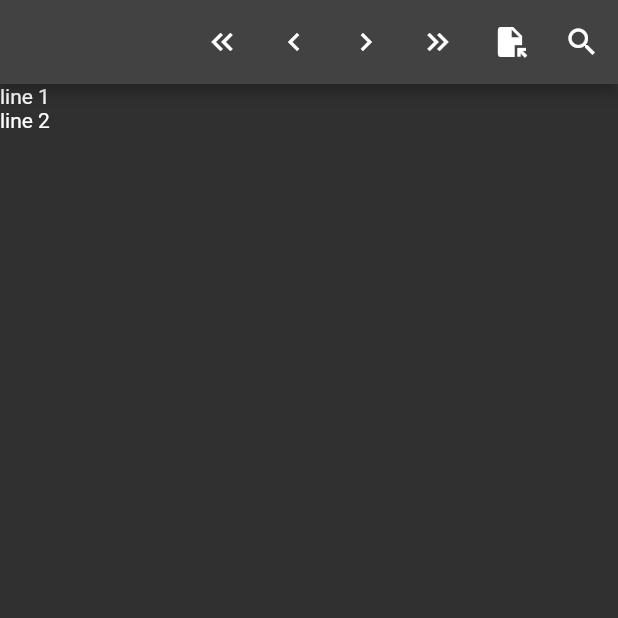
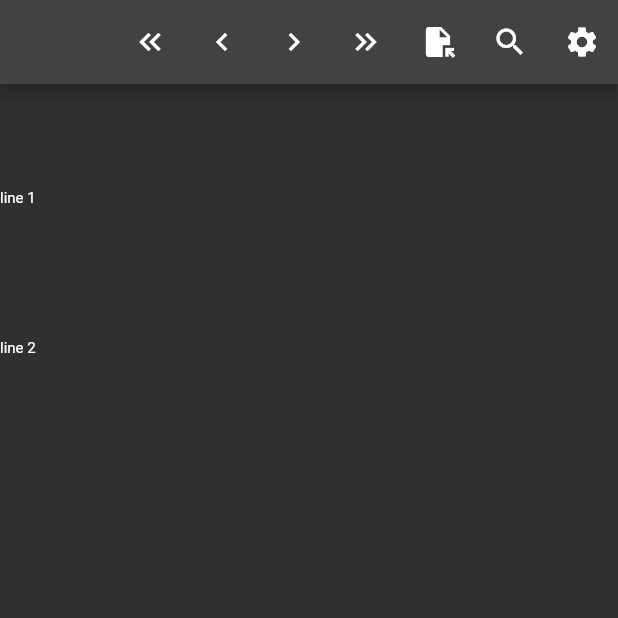
Before and after one commit to HANKSIE/tabview_reader, a Flutter app: the screen it shows after launch, after a tap on the "file open" icon, on a phone screen of 412 x 824 dp, the top half of it. Run offline on Flutter 3.47's test engine with Material 2 defaults, Android fonts, the phone set to English and light mode, and no system bars; our stand-ins replace file_picker.

Commit message:
separate controls in views/tabview

```diff
--- a/lib/main.dart
+++ b/lib/main.dart
@@ -1,5 +1,8 @@
 import 'package:flutter/material.dart';
+import 'package:provider/provider.dart';
 import 'package:tabview_reader/routes.dart';
+import 'package:tabview_reader/store/settings.dart';
+import 'package:tabview_reader/store/tabview_reader.dart';
 import 'package:tabview_reader/views/tabview.dart';
 
 void main() {
@@ -12,7 +15,12 @@ class MyApp extends StatelessWidget {
   // This widget is the root of your application.
   @override
   Widget build(BuildContext context) {
-    return MaterialApp(
+    return MultiProvider(
+        providers: [
+          ChangeNotifierProvider(create: (context) => TabviewReaderStore()),
+          ChangeNotifierProvider(create: (context) => SettingsStore()),
+        ],
+        child: MaterialApp(
           routes: routes,
           theme: ThemeData(
             brightness: Brightness.light,
@@ -23,6 +31,6 @@ class MyApp extends StatelessWidget {
           themeMode: ThemeMode.dark,
           debugShowCheckedModeBanner: false,
           home: const TabViewPage(),
-    );
+        ));
   }
 }
--- /dev/null
+++ b/lib/store/settings.dart
@@ -0,0 +1,19 @@
+import 'package:flutter/foundation.dart';
+
+class SettingsStore with ChangeNotifier {
+  double _fontSize = 8;
+  double _fontHeight = 1.2;
+  get fontSize => _fontSize;
+  get fontHeight => _fontHeight;
+  get lineHeight => _fontSize * _fontHeight;
+
+  setFontSize(double fontSize) {
+    _fontSize = fontSize;
+    notifyListeners();
+  }
+
+  setFontHeight(double fontHeight) {
+    _fontHeight = fontHeight;
+    notifyListeners();
+  }
+}
--- a/lib/utils/tabview/reader.dart
+++ b/lib/utils/tabview/reader.dart
@@ -1,6 +1,6 @@
 import 'package:tabview_reader/models/sheet_music.dart';
 
-class TabViewReader {
+class TabviewReader {
   late final SheetMusic _sheetMusic;
   late final int _viewLines;
   int _page = 0;
@@ -8,7 +8,7 @@ class TabViewReader {
   get page => _pages[_page];
   get pages => _pages;
   get viewLines => _viewLines;
-  TabViewReader(
+  TabviewReader(
       {required int viewHeight,
       required int lineHeight,
       required SheetMusic sheetMusic}) {
--- a/lib/views/search.dart
+++ b/lib/views/search.dart
@@ -15,7 +15,7 @@ class _SearchPageState extends State<SearchPage> {
       ),
       body: const Center(
         child: Text(
-          'You have pushed the button this many times:',
+          '搜尋',
         ),
       ),
     );
--- a/lib/views/tabview.dart
+++ b/lib/views/tabview.dart
@@ -1,9 +1,6 @@
-import 'dart:developer';
-import 'dart:io';
-
-import 'package:file_picker/file_picker.dart';
 import 'package:flutter/material.dart';
-import 'package:tabview_reader/utils/tabview/parser.dart';
+import 'package:tabview_reader/widgets/reader_controls.dart';
+import 'package:tabview_reader/widgets/reader_sheet_music_controls.dart';
 
 class TabViewPage extends StatefulWidget {
   const TabViewPage({Key? key}) : super(key: key);
@@ -13,78 +10,25 @@ class TabViewPage extends StatefulWidget {
 
 class _TabViewPageState extends State<TabViewPage> {
   final _viewKey = GlobalKey();
-  late final Widget _toggles;
-  _TabViewPageState() {
-    _toggles = Row(mainAxisAlignment: MainAxisAlignment.start, children: [
-      IconButton(
-          icon: const Icon(Icons.keyboard_double_arrow_left),
-          onPressed: () {
-            log('double left');
-            _getSize();
-          }),
-      IconButton(
-          icon: const Icon(Icons.keyboard_arrow_left),
-          onPressed: () {
-            log('left');
-          }),
-      IconButton(
-        icon: const Icon(Icons.keyboard_arrow_right),
-        onPressed: () {
-          log('right');
-        },
-      ),
-      IconButton(
-        icon: const Icon(Icons.keyboard_double_arrow_right),
-        onPressed: () {
-          log('double right');
-        },
-      )
-    ]);
-  }
-  _fileOpen() async {
-    try {
-      var result = await FilePicker.platform.pickFiles();
-      if (result == null) return;
-      var file = File(result.files.single.path!);
-      var str = file.readAsStringSync();
-      var sheetMusic = TabviewParser.exec(str);
-    } catch (e) {
-      log('Error: $e');
-    }
-  }
-
-  void _getSize() {
-    final size = _viewKey.currentContext!.size;
-    log('get size');
-    if (size != null) {
-      log('view height: ${size.height}');
-    }
-  }
+  final _lineStyle = const TextStyle(height: 10, fontSize: 10);
 
   @override
   Widget build(BuildContext context) {
     return Scaffold(
         appBar: AppBar(actions: [
           Row(mainAxisAlignment: MainAxisAlignment.spaceBetween, children: [
-            _toggles,
-            Row(mainAxisAlignment: MainAxisAlignment.start, children: [
-              IconButton(
-                  icon: const Icon(Icons.file_open), onPressed: _fileOpen),
-              IconButton(
-                icon: const Icon(Icons.search),
-                onPressed: () {
-                  Navigator.of(context).pushNamed('/search');
-                },
-              )
-            ])
+            const TabviewReaderSheetMusicControls(),
+            TabviewReaderControls(
+              viewKey: _viewKey,
+            )
           ])
         ]),
         body: Builder(
           key: _viewKey,
           builder: (context) {
-            return Column(children: const [
-              Text('line 1'),
-              Text('line 2'),
+            return Column(children: [
+              Text('line 1', style: _lineStyle),
+              Text('line 2', style: _lineStyle),
             ]);
           },
         ));
--- /dev/null
+++ b/lib/widgets/reader_controls.dart
@@ -0,0 +1,76 @@
+import 'dart:developer';
+import 'dart:io';
+
+import 'package:file_picker/file_picker.dart';
+import 'package:flutter/material.dart';
+import 'package:provider/provider.dart';
+import 'package:tabview_reader/store/settings.dart';
+import 'package:tabview_reader/store/tabview_reader.dart';
+import 'package:tabview_reader/utils/tabview/parser.dart';
+import 'package:tabview_reader/widgets/settings_buttomsheet.dart';
+
+class TabviewReaderControls extends StatefulWidget {
+  const TabviewReaderControls({Key? key, required this.viewKey})
+      : super(key: key);
+  final GlobalKey<State<StatefulWidget>> viewKey;
+  @override
+  State<TabviewReaderControls> createState() => _NormalControlsState();
+}
+
+class _NormalControlsState extends State<TabviewReaderControls> {
+  int _getViewHeight() {
+    final size = widget.viewKey.currentContext?.size;
+    return size != null ? size.height.toInt() : 0;
+  }
+
+  _fileOpen() async {
+    try {
+      var result = await FilePicker.platform.pickFiles();
+      if (result == null) return;
+      var file = File(result.files.single.path!);
+      var str = file.readAsStringSync();
+      var sheetMusic = TabviewParser.exec(str);
+      var lineHeight =
+          Provider.of<SettingsStore>(context, listen: false).lineHeight;
+      log("view height: ${_getViewHeight()}");
+      Provider.of<TabviewReaderStore>(context, listen: false).build(
+          viewHeight: _getViewHeight(),
+          lineHeight: lineHeight,
+          sheetMusic: sheetMusic);
+    } catch (e) {
+      log('Error: $e');
+    }
+  }
+
+  @override
+  Widget build(BuildContext context) {
+    return Row(mainAxisAlignment: MainAxisAlignment.start, children: [
+      Tooltip(
+        message: '選擇檔案',
+        child:
+            IconButton(icon: const Icon(Icons.file_open), onPressed: _fileOpen),
+      ),
+      Tooltip(
+        message: '搜尋',
+        child: IconButton(
+          icon: const Icon(Icons.search),
+          onPressed: () {
+            Navigator.of(context).pushNamed('/search');
+          },
+        ),
+      ),
+      Tooltip(
+        message: '設定',
+        child: IconButton(
+            icon: const Icon(Icons.settings),
+            onPressed: () {
+              showModalBottomSheet(
+                  context: context,
+                  builder: (context) {
+                    return const SettingsBottomSheet();
+                  });
+            }),
+      ),
+    ]);
+  }
+}
--- /dev/null
+++ b/lib/widgets/reader_sheet_music_controls.dart
@@ -0,0 +1,45 @@
+import 'dart:developer';
+
+import 'package:flutter/material.dart';
+
+class TabviewReaderSheetMusicControls extends StatelessWidget {
+  const TabviewReaderSheetMusicControls({Key? key}) : super(key: key);
+
+  @override
+  Widget build(BuildContext context) {
+    return Row(mainAxisAlignment: MainAxisAlignment.start, children: [
+      Tooltip(
+        message: '上一首',
+        child: IconButton(
+            icon: const Icon(Icons.keyboard_double_arrow_left),
+            onPressed: () {
+              log('double left');
+            }),
+      ),
+      Tooltip(
+        message: '上一頁',
+        child: IconButton(
+            icon: const Icon(Icons.keyboard_arrow_left),
+            onPressed: () {
+              log('left');
+            }),
+      ),
+      Tooltip(
+          message: '下一頁',
+          child: IconButton(
+            icon: const Icon(Icons.keyboard_arrow_right),
+            onPressed: () {
+              log('right');
+            },
+          )),
+      Tooltip(
+          message: '下一首',
+          child: IconButton(
+            icon: const Icon(Icons.keyboard_double_arrow_right),
+            onPressed: () {
+              log('double right');
+            },
+          )),
+    ]);
+  }
+}
```
Also changed, not shown: lib/notifiers/tabview_reader.dart (deleted, +0 -12 lines), lib/store/tabview_reader.dart (added, +29 -0 lines), lib/widgets/settings_buttomsheet.dart (added, +15 -0 lines), 1 other file. Lines whose indentation alone changed are shown as unchanged.
